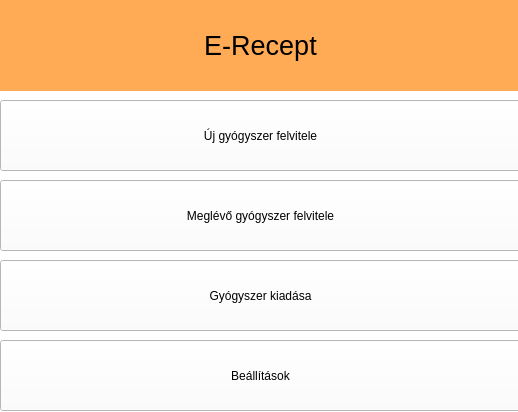
Old version of the form recept/mainwindow.ui in the repository Teaching-projects/SZE-ProgCpp-2018-E-recept.
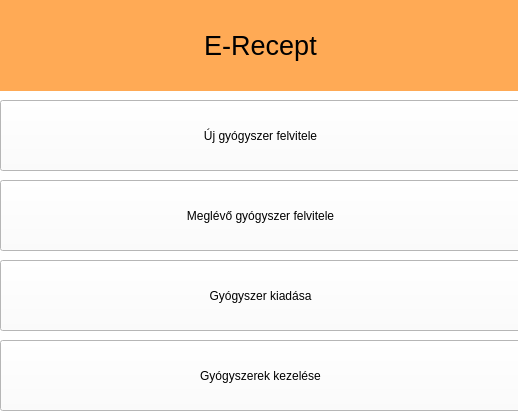
New version of the form.

Diff of the .ui file:
```diff
--- a/recept/mainwindow.ui
+++ b/recept/mainwindow.ui
@@ -507,7 +507,7 @@
      </rect>
     </property>
     <property name="text">
-     <string>Beállítások</string>
+     <string>Gyógyszerek kezelése</string>
     </property>
    </widget>
   </widget>
```
